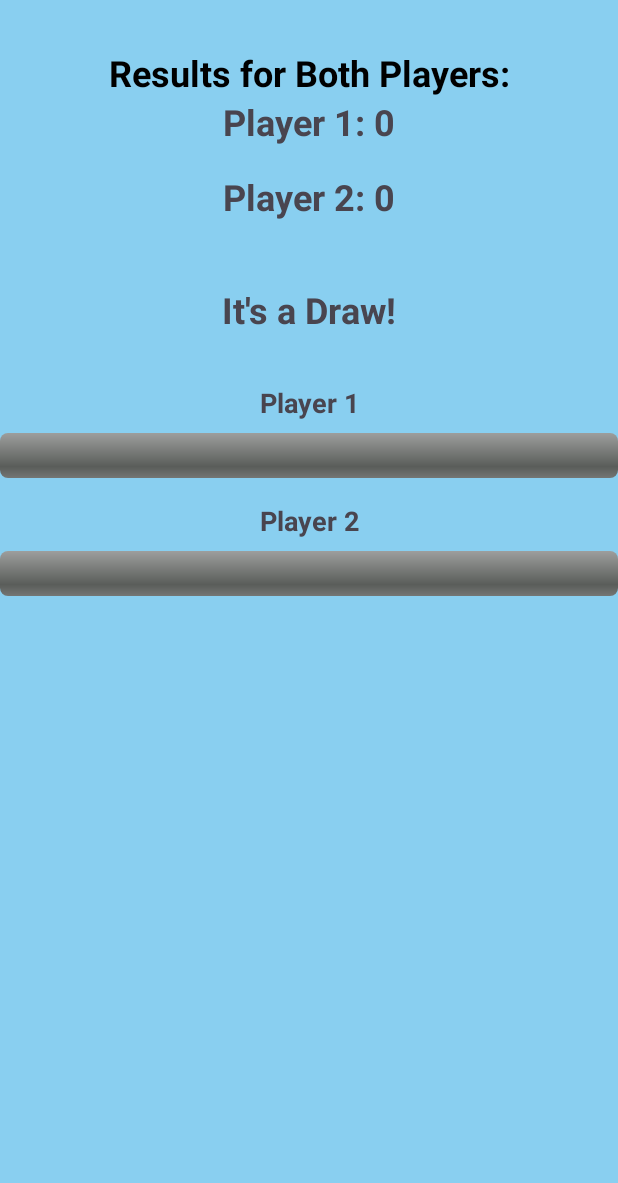
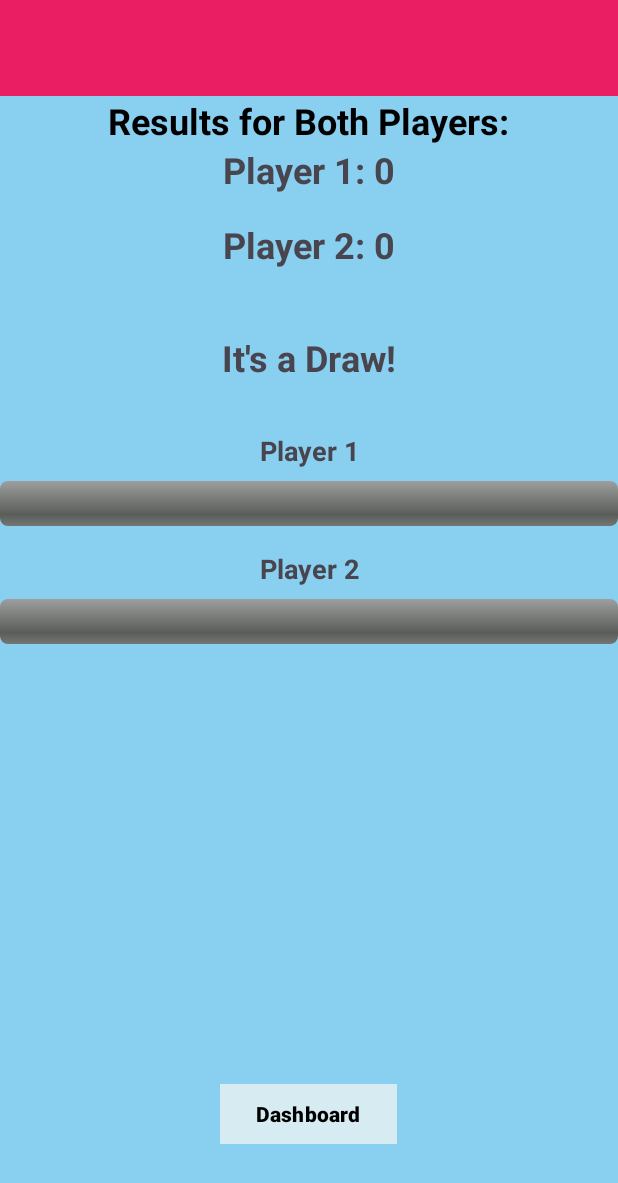
Before and after one commit to lilithaJVC/OPSC_POE, an Android app: the Results2 screen opened directly, with no data from a screen before it, on a phone screen of 412 x 824 dp. Shown: the top 1183 px of the screen. Run offline under Robolectric (Android 15) with nearby library versions, the phone set to English and light mode, and no system bars.

Commit message:
Added Menu in Results page and added Dashboard buttons

```diff
--- a/app/build.gradle.kts
+++ b/app/build.gradle.kts
@@ -11,7 +11,7 @@ android {
 
     defaultConfig {
         applicationId = "com.example.quizwiz3"
-        minSdk = 32
+        minSdk = 31
         targetSdk = 34
         versionCode = 1
         versionName = "1.0"
--- a/app/src/main/AndroidManifest.xml
+++ b/app/src/main/AndroidManifest.xml
@@ -4,6 +4,7 @@
     <!-- Permissions -->
     <uses-permission android:name="android.permission.INTERNET" />
 
+    <uses-permission android:name="android.permission.POST_NOTIFICATIONS" />
     <uses-permission android:name="android.permission.RECEIVE_BOOT_COMPLETED" />
 
     <uses-permission android:name="android.permission.POST_NOTIFICATIONS" tools:node="remove"/>
--- a/app/src/main/java/com/example/quizwiz3/About.kt
+++ b/app/src/main/java/com/example/quizwiz3/About.kt
@@ -25,11 +25,10 @@ class About : AppCompatActivity() {
 
         btnBackSettings = findViewById(R.id.btnBackSettings)
 
-
         // Back to Settings Menu Button
         btnBackSettings = findViewById(R.id.btnBackSettings)
         btnBackSettings.setOnClickListener {
-            val intent = Intent(this, Settings::class.java)
+            val intent = Intent(this, com.example.quizwiz3.Settings::class.java)
 
             startActivity(intent)
         }
--- a/app/src/main/java/com/example/quizwiz3/Results2.kt
+++ b/app/src/main/java/com/example/quizwiz3/Results2.kt
@@ -5,6 +5,7 @@ import android.content.Intent
 import android.os.Bundle
 import android.view.Menu
 import android.view.MenuItem
+import android.widget.Button
 import android.widget.ProgressBar
 import android.widget.TextView
 import androidx.activity.enableEdgeToEdge
@@ -23,6 +24,8 @@ class Results2 : AppCompatActivity() {
     private lateinit var player2ScoreBar: ProgressBar
     private lateinit var player1NameTextView: TextView
     private lateinit var player2NameTextView: TextView
+    private lateinit var dashboardbtn: Button
+
 
     @SuppressLint("MissingInflatedId")
     override fun onCreate(savedInstanceState: Bundle?) {
@@ -67,7 +70,15 @@ class Results2 : AppCompatActivity() {
 
         // Determine and display the winner
         displayWinner(player1Score, player2Score, player1Name, player2Name)
+
+        dashboardbtn = findViewById(R.id.dashboardbtn)
+        // Handle Back button to go to Dashboard
+        dashboardbtn.setOnClickListener {
+            val intent = Intent(this, PlayerSelection::class.java)
+            startActivity(intent)
+        }
     }
+
 
     /**
      * Displays the winner based on the scores.
--- a/app/src/main/res/layout/activity_results2.xml
+++ b/app/src/main/res/layout/activity_results2.xml
@@ -8,18 +8,31 @@
     android:background="#89CFF0"
     tools:context=".Results2">
 
+    <androidx.appcompat.widget.Toolbar
+        android:id="@+id/topAppBar"
+        android:layout_width="0dp"
+        android:layout_height="wrap_content"
+        android:background="@color/toolbarColor"
+        android:theme="?attr/actionBarTheme"
+        android:titleTextColor="@android:color/white"
+        app:layout_constraintHorizontal_bias="0.0"
+        app:layout_constraintLeft_toLeftOf="parent"
+        app:layout_constraintRight_toRightOf="parent"
+        app:layout_constraintTop_toTopOf="parent" />
+
     <TextView
         android:id="@+id/scoreTextView"
         android:layout_width="wrap_content"
         android:layout_height="wrap_content"
+        android:layout_marginTop="64dp"
         android:text="@string/result_both"
+        android:textColor="@color/black"
         android:textSize="24sp"
-        android:textColor="@color/black"
         android:textStyle="bold"
-        android:layout_marginTop="32dp"
-        app:layout_constraintTop_toTopOf="parent"
+        app:layout_constraintEnd_toEndOf="parent"
+        app:layout_constraintHorizontal_bias="0.496"
         app:layout_constraintStart_toStartOf="parent"
-        app:layout_constraintEnd_toEndOf="parent" />
+        app:layout_constraintTop_toTopOf="parent" />
 
     <TextView
         android:id="@+id/player1ScoreTextView"
@@ -103,4 +116,19 @@
         app:layout_constraintStart_toStartOf="parent"
         app:layout_constraintTop_toBottomOf="@id/player2NameTextView" />
 
+    <Button
+        android:id="@+id/dashboardbtn"
+        android:layout_width="wrap_content"
+        android:layout_height="wrap_content"
+        android:backgroundTint="@color/lightBabyBlue"
+        android:text="@string/DashBoard"
+        android:textColor="#000000"
+        android:textStyle="bold"
+        app:cornerRadius="0dp"
+        app:layout_constraintBottom_toBottomOf="parent"
+        app:layout_constraintEnd_toEndOf="parent"
+        app:layout_constraintHorizontal_bias="0.498"
+        app:layout_constraintStart_toStartOf="parent"
+        app:layout_constraintTop_toTopOf="parent"
+        app:layout_constraintVertical_bias="0.926" />
 </androidx.constraintlayout.widget.ConstraintLayout>
```
Also changed, not shown: app/src/main/java/com/example/quizwiz3/Results.kt (+11 -0 lines), app/src/main/res/layout/activity_results.xml (+15 -0 lines).
